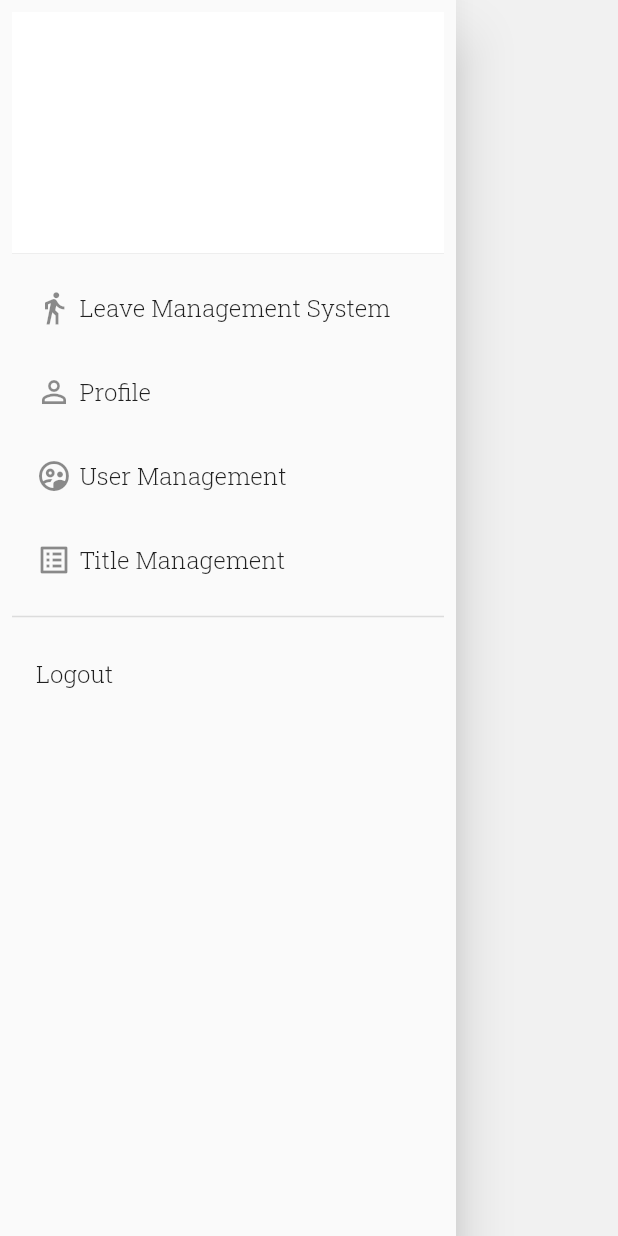
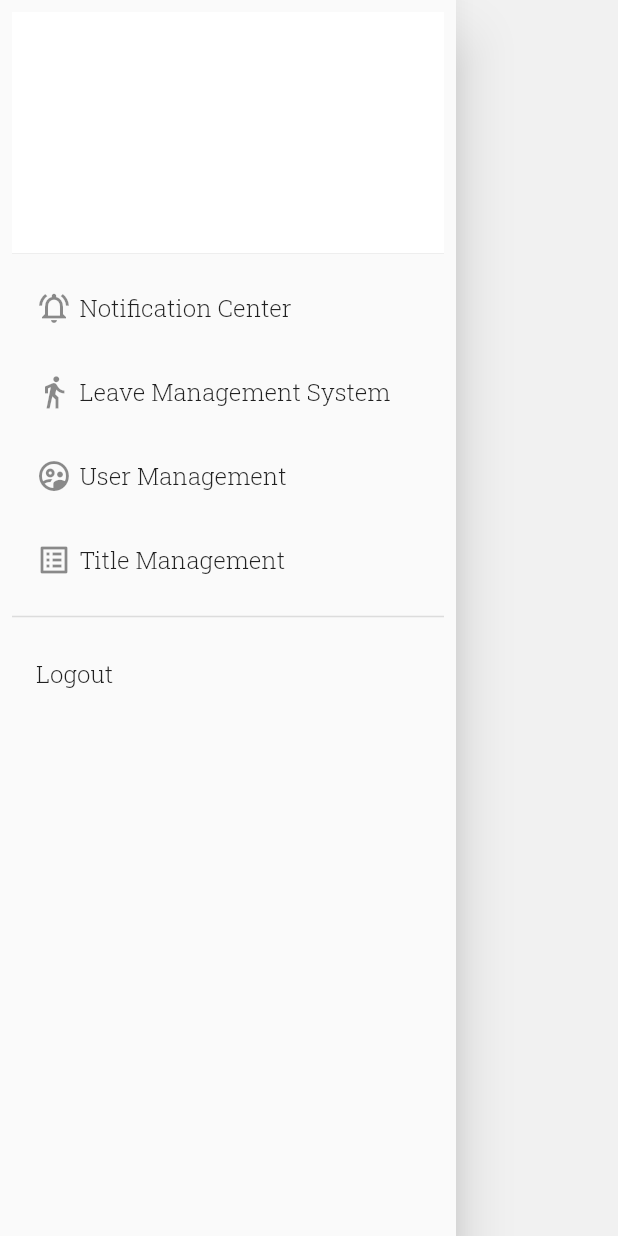
Before and after one commit to Dileepa97/TCS-mobileapp, a Flutter app: the SideDrawer widget shown alone on an empty page, opened directly, on a phone screen of 412 x 824 dp. Run offline on Flutter 3.47's test engine with Material 2 defaults, Android fonts, the phone set to English and light mode, and no system bars; our stand-ins replace charts_flutter, dio, flutter_dotenv, flutter_secure_storage, image_cropper, image_picker and 3 more; missing offline and left inert: enum_to_string, quartet; accounts and stored records are empty; generated files the repository leaves out were written again.

Commit message:
handle notification clicks and added notification sender on side navigation

```diff
--- a/lib/view/side_nav/side_drawer.dart
+++ b/lib/view/side_nav/side_drawer.dart
@@ -6,6 +6,7 @@ import 'package:timecapturesystem/services/auth_service.dart';
 import 'package:timecapturesystem/services/user_service.dart';
 import 'package:timecapturesystem/view/admin/title_management.dart';
 import 'package:timecapturesystem/view/auth/login_screen.dart';
+import 'package:timecapturesystem/view/notification/notification_screen.dart';
 import 'package:timecapturesystem/view/user/profile_screen.dart';
 import 'package:timecapturesystem/view/user_management/user_management_dashboard_screen.dart';
 
@@ -87,6 +88,21 @@ class _SideDrawerState extends State<SideDrawer> {
                   ListTile(
                     title: Row(
                       children: [
+                        Icon(Icons.notifications_active_outlined),
+                        SizedBox(
+                          width: 5.0,
+                        ),
+                        Text('Notification Center'),
+                      ],
+                    ),
+                    onTap: () {
+                      Navigator.pop(context);
+                      Navigator.pushNamed(context, NotificationCenter.id);
+                    },
+                  ),
+                  ListTile(
+                    title: Row(
+                      children: [
                         Icon(Icons.directions_walk_outlined),
                         SizedBox(
                           width: 5.0,
@@ -97,21 +113,6 @@ class _SideDrawerState extends State<SideDrawer> {
                     onTap: () {
                       Navigator.pop(context);
                       Navigator.pushNamed(context, '/userLeave');
-                    },
-                  ),
-                  ListTile(
-                    title: Row(
-                      children: [
-                        Icon(Icons.person_outline),
-                        SizedBox(
-                          width: 5.0,
-                        ),
-                        Text('Profile'),
-                      ],
-                    ),
-                    onTap: () {
-                      Navigator.pop(context);
-                      Navigator.pushNamed(context, Profile.id);
                     },
                   ),
                   ListTile(
```
Also changed, not shown: lib/view/notification/notification_screen.dart (+9 -1 lines).
